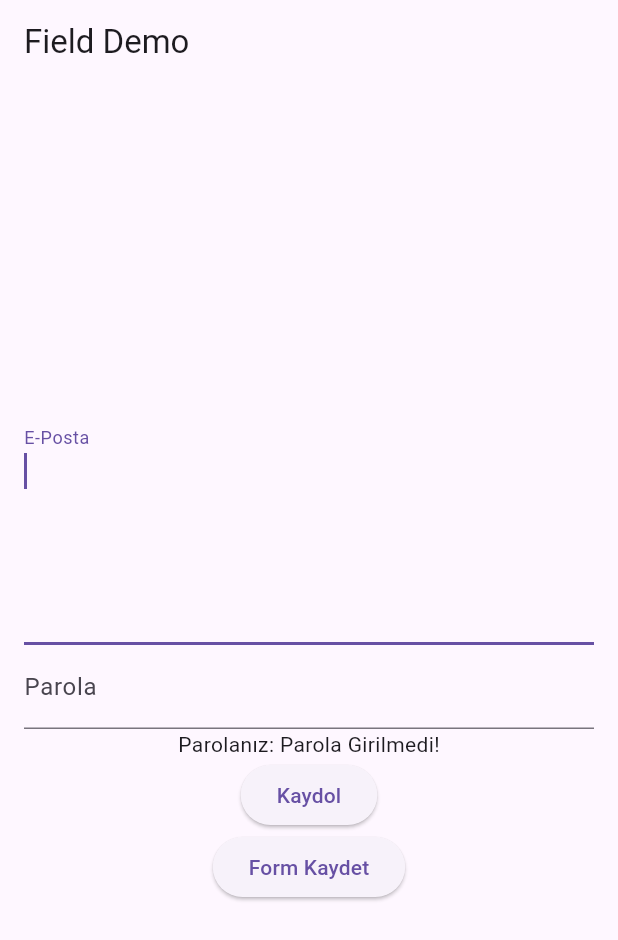
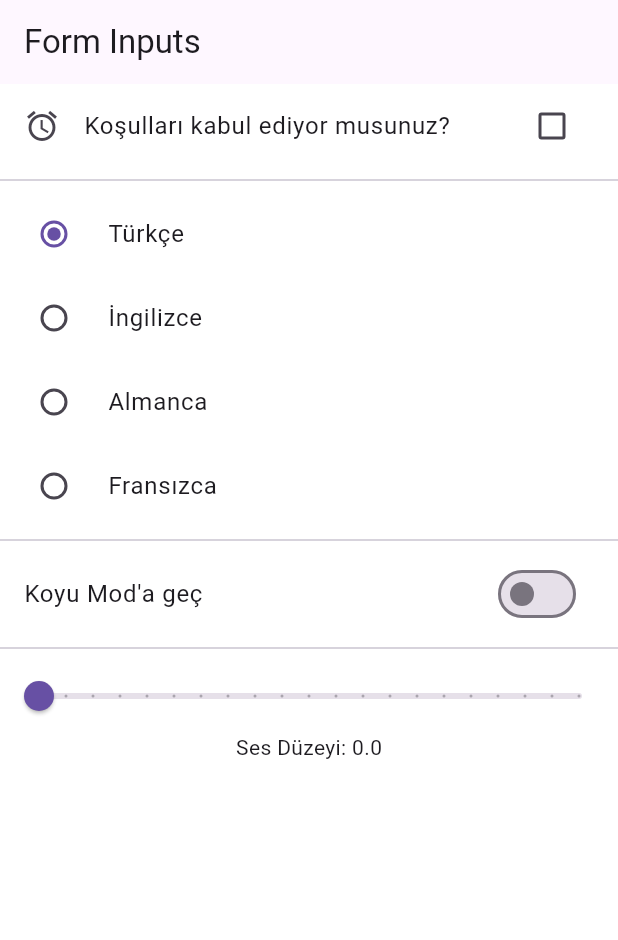
Before and after one commit to gelecekvadisi/flutter_2_2024, a Flutter app: the screen it shows after launch, on a phone screen of 412 x 824 dp. Shown: the top 940 px of the screen. Run offline on Flutter 3.47's test engine with Material 3 defaults, Android fonts, the phone set to English and light mode, and no system bars; our stand-ins replace flutter_easyloading, flutter_screenutil, flutter_svg; project files that could hold a hidden picture were left out.

Commit message:
Checkbox, Radio, Switch ve Slider inputları işlendi. (Material Components)

```diff
--- /dev/null
+++ b/flutter/fields_demo/lib/form_inputs_page.dart
@@ -0,0 +1,116 @@
+import 'package:flutter/material.dart';
+
+class FormInputsPage extends StatefulWidget {
+  FormInputsPage({super.key});
+
+  @override
+  State<FormInputsPage> createState() => _FormInputsPageState();
+}
+
+class _FormInputsPageState extends State<FormInputsPage> {
+  bool? isAcceptTerm = false;
+
+  String language = "tr";
+  //  en
+  //  de
+  //  fr
+
+  bool isDarkMode = false;
+
+  double volumeLevel = 0;
+
+  @override
+  Widget build(BuildContext context) {
+    return Scaffold(
+      backgroundColor: isDarkMode ? Colors.blue.shade900 : Colors.white,
+      appBar: AppBar(
+        title: Text("Form Inputs"),
+      ),
+      body: Center(
+        child: Column(
+          children: [
+            CheckboxListTile(
+              title: Text("Koşulları kabul ediyor musunuz?"),
+              value: isAcceptTerm,
+              activeColor: Colors.red,
+              secondary: Icon(Icons.access_alarm),
+              tristate: true,
+              onChanged: (value) {
+                setState(() {
+                  isAcceptTerm = value;
+                });
+              },
+            ),
+            Divider(),
+            RadioListTile(
+              title: Text("Türkçe"),
+              value: "tr",
+              groupValue: language,
+              onChanged: (value) {
+                setState(() {
+                  language = value!;
+                });
+              },
+            ),
+            RadioListTile(
+              title: Text("İngilizce"),
+              value: "en",
+              groupValue: language,
+              onChanged: (value) {
+                setState(() {
+                  language = value!;
+                });
+              },
+            ),
+            RadioListTile(
+              title: Text("Almanca"),
+              value: "de",
+              groupValue: language,
+              onChanged: (value) {
+                setState(() {
+                  language = value!;
+                });
+              },
+            ),
+            RadioListTile(
+              title: Text("Fransızca"),
+              subtitle: language == "fr" ? Text("Fransızca Biliyorum") : null,
+              value: "fr",
+              groupValue: language,
+              onChanged: (value) {
+                setState(() {
+                  language = value!;
+                });
+              },
+            ),
+            Divider(),
+            SwitchListTile(
+              title: Text(!isDarkMode ? "Koyu Mod'a geç" : "Açık Mod'a geç"),
+              value: isDarkMode,
+              onChanged: (value) {
+                setState(() {
+                  isDarkMode = value;
+                });
+              },
+            ),
+            Divider(),
+            Slider(
+              min: 0,
+              max: 100,
+              divisions: 20,
+              value: volumeLevel,
+              allowedInteraction: SliderInteraction.tapAndSlide,
+              label: volumeLevel.toString(),
+              onChanged: (value) {
+                setState(() {
+                  volumeLevel = value;
+                });
+              },
+            ),
+            Text("Ses Düzeyi: $volumeLevel"),
+          ],
+        ),
+      ),
+    );
+  }
+}
--- a/flutter/fields_demo/lib/home_page.dart
+++ b/flutter/fields_demo/lib/home_page.dart
@@ -61,7 +61,10 @@ class _HomePageState extends State<HomePage> {
                     focusNode: emailFocus,
                     autofocus: true,
                     controller: emailController,
-                    keyboardType: TextInputType.multiline,
+                    keyboardType: TextInputType.emailAddress,
+                    autofillHints: [
+                      AutofillHints.email,
+                    ],
                     decoration: const InputDecoration(
                       labelText: "E-Posta",
                     ),
--- a/flutter/fields_demo/lib/main.dart
+++ b/flutter/fields_demo/lib/main.dart
@@ -1,3 +1,4 @@
+import 'package:fields_demo/form_inputs_page.dart';
 import 'package:fields_demo/home_page.dart';
 import 'package:flutter/material.dart';
 
@@ -10,7 +11,7 @@ class MyApp extends StatelessWidget {
   Widget build(BuildContext context) {
     return MaterialApp(
       title: 'Material App',
-      home: HomePage(),
+      home: FormInputsPage(),
     );
   }
 }
```
